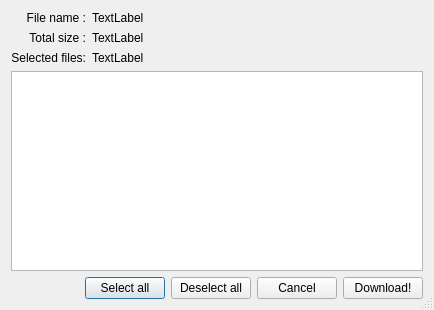
The window that retroshare-gui/src/gui/common/RsCollectionDialog.ui (RetroShare/RetroShare) describes before a commit, drawn with Qt 5.
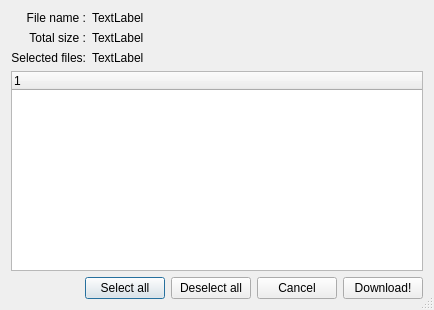
The same window after the commit. Icons and pictures are not drawn.

Commit message: Optimized RsCollectionDialog (still without thread). Enabled extended selection and mark with the key 'space'.

What changed in the file:
```diff
--- a/retroshare-gui/src/gui/common/RsCollectionDialog.ui
+++ b/retroshare-gui/src/gui/common/RsCollectionDialog.ui
@@ -98,28 +98,19 @@
     </layout>
    </item>
    <item>
-    <widget class="QTableWidget" name="_fileEntriesTW">
+    <widget class="QTreeWidget" name="_fileEntriesTW">
      <property name="editTriggers">
       <set>QAbstractItemView::NoEditTriggers</set>
      </property>
      <property name="selectionBehavior">
       <enum>QAbstractItemView::SelectRows</enum>
      </property>
-     <property name="gridStyle">
-      <enum>Qt::DotLine</enum>
-     </property>
-     <property name="sortingEnabled">
-      <bool>true</bool>
-     </property>
-     <attribute name="horizontalHeaderStretchLastSection">
-      <bool>true</bool>
-     </attribute>
-     <attribute name="verticalHeaderVisible">
+     <property name="rootIsDecorated">
       <bool>false</bool>
-     </attribute>
-     <attribute name="verticalHeaderDefaultSectionSize">
-      <number>22</number>
-     </attribute>
+     </property>
+     <property name="allColumnsShowFocus">
+      <bool>true</bool>
+     </property>
     </widget>
    </item>
    <item>
```
Left out of the diff: 4 changed lines with no effect on the pictures. The commit also changes 2 other files.
